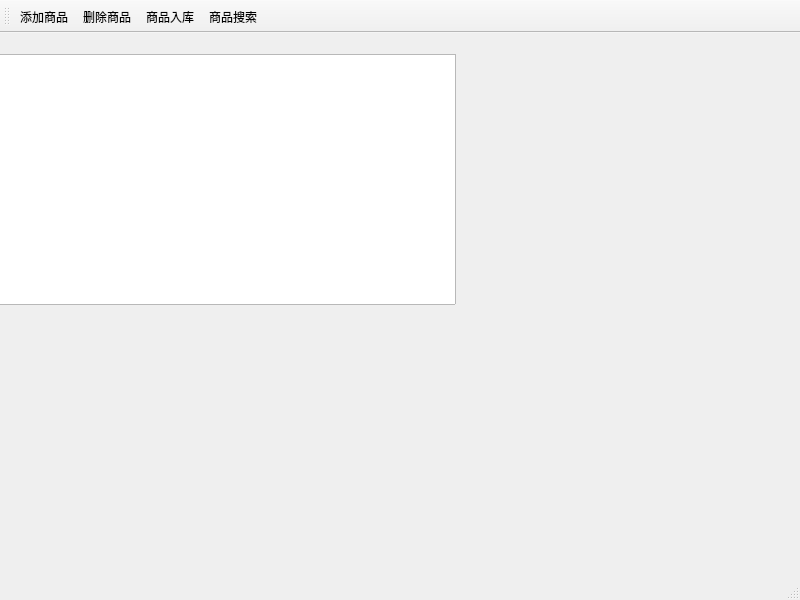
Old version of the form src/Product/Product.ui in the repository Hong16-9/QT_SuperMarket.
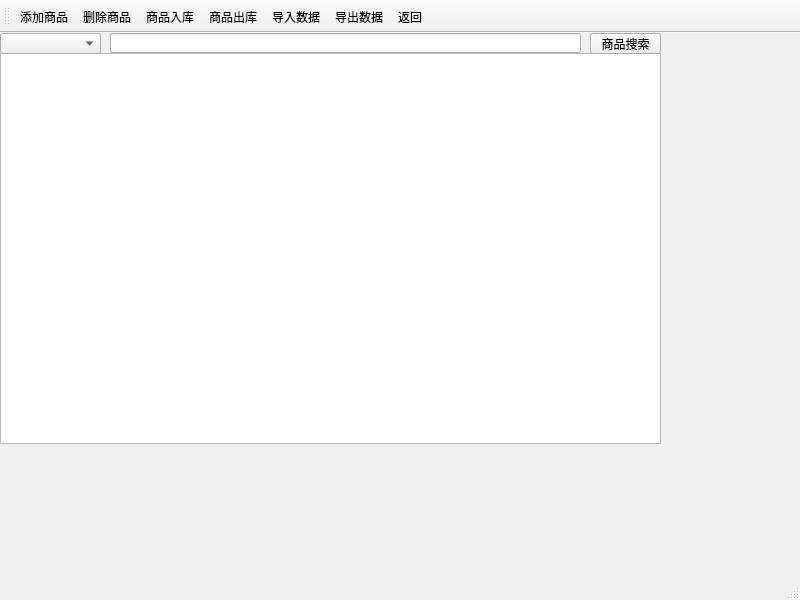
New version of the form.

Commit message: 增加了Product中商品出库和返回的功能，更改了Product页面，由.ui文件进行开发

```diff
--- a/src/Product/Product.ui
+++ b/src/Product/Product.ui
@@ -17,13 +17,46 @@
    <widget class="QTableView" name="tableView">
     <property name="geometry">
      <rect>
-      <x>-5</x>
-      <y>21</y>
-      <width>461</width>
-      <height>251</height>
+      <x>0</x>
+      <y>20</y>
+      <width>661</width>
+      <height>391</height>
      </rect>
     </property>
    </widget>
+   <widget class="QComboBox" name="categoryComboBox">
+    <property name="geometry">
+     <rect>
+      <x>0</x>
+      <y>0</y>
+      <width>101</width>
+      <height>21</height>
+     </rect>
+    </property>
+   </widget>
+   <widget class="QLineEdit" name="searchLineEdit">
+    <property name="geometry">
+     <rect>
+      <x>110</x>
+      <y>0</y>
+      <width>471</width>
+      <height>20</height>
+     </rect>
+    </property>
+   </widget>
+   <widget class="QPushButton" name="Search_Product">
+    <property name="geometry">
+     <rect>
+      <x>590</x>
+      <y>0</y>
+      <width>71</width>
+      <height>21</height>
+     </rect>
+    </property>
+    <property name="text">
+     <string>商品搜索</string>
+    </property>
+   </widget>
   </widget>
   <widget class="QMenuBar" name="menubar">
    <property name="geometry">
@@ -49,7 +82,10 @@
    <addaction name="Add_Product"/>
    <addaction name="Delete_Product"/>
    <addaction name="Put_Product"/>
-   <addaction name="Search_Product"/>
+   <addaction name="Out_Product"/>
+   <addaction name="importAction"/>
+   <addaction name="exportAction"/>
+   <addaction name="backToLogin"/>
   </widget>
   <action name="Add_Product">
    <property name="text">
@@ -75,9 +111,33 @@
     <enum>QAction::MenuRole::NoRole</enum>
    </property>
   </action>
-  <action name="Search_Product">
+  <action name="importAction">
    <property name="text">
-    <string>商品搜索</string>
+    <string>导入数据</string>
+   </property>
+   <property name="menuRole">
+    <enum>QAction::MenuRole::NoRole</enum>
+   </property>
+  </action>
+  <action name="exportAction">
+   <property name="text">
+    <string>导出数据</string>
+   </property>
+   <property name="menuRole">
+    <enum>QAction::MenuRole::NoRole</enum>
+   </property>
+  </action>
+  <action name="Out_Product">
+   <property name="text">
+    <string>商品出库</string>
+   </property>
+   <property name="menuRole">
+    <enum>QAction::MenuRole::NoRole</enum>
+   </property>
+  </action>
+  <action name="backToLogin">
+   <property name="text">
+    <string>返回</string>
    </property>
    <property name="menuRole">
     <enum>QAction::MenuRole::NoRole</enum>
```
Left out of the diff: 2 changed lines with no effect on the pictures. The commit also changes 5 other files.
